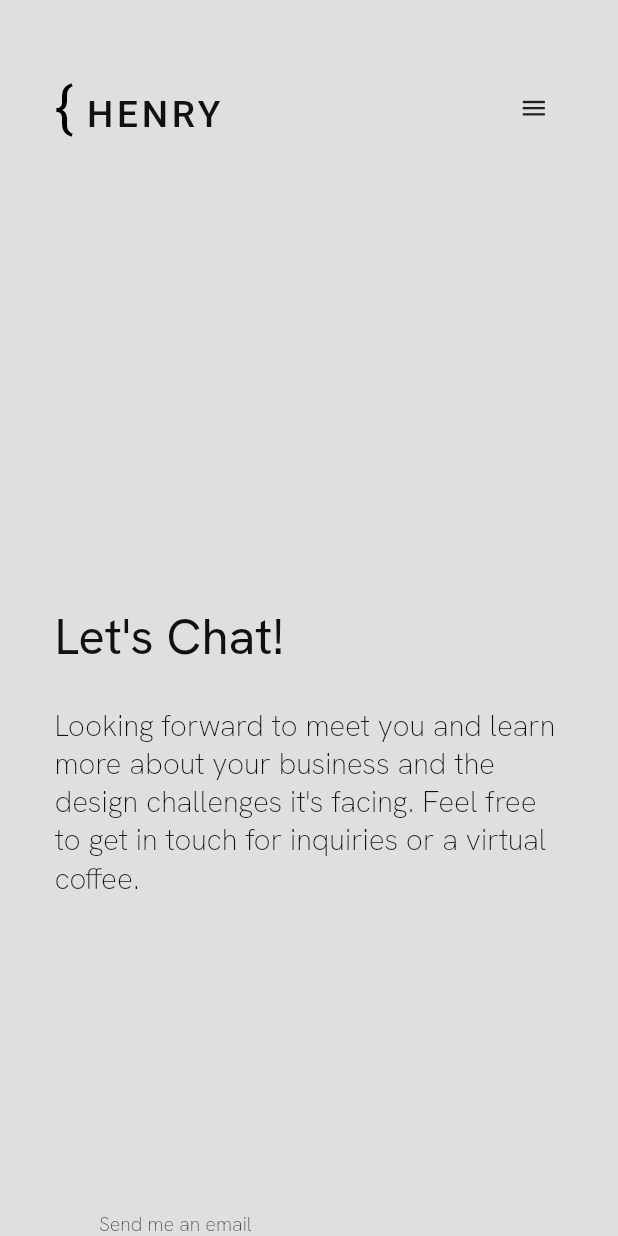
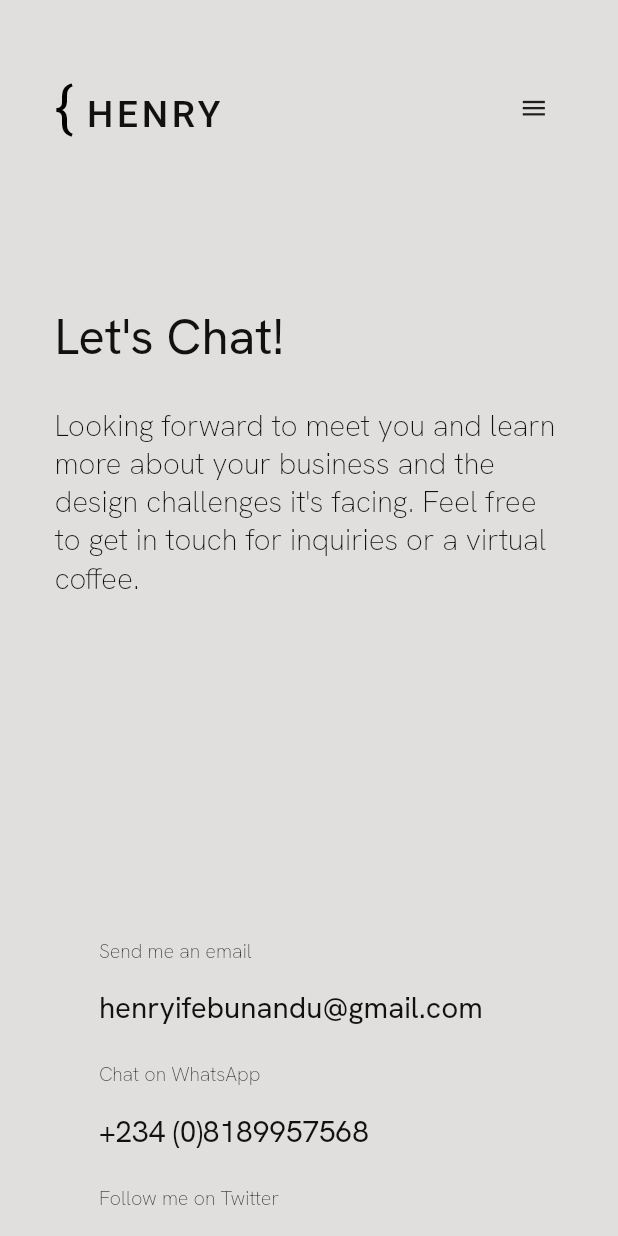
Before and after one commit to maykhid/henry_flutter_portfolio, a Flutter app: the screen it shows after launch, after a tap on the "menu" icon, after a tap on "Contact", on a phone screen of 412 x 824 dp. Run offline on Flutter 3.47's test engine with Material 2 defaults, Android fonts, the phone set to English and light mode, and no system bars; our stand-ins replace google_fonts, responsive_framework.

Commit message:
fixes: fine tune ui some more

```diff
--- a/lib/main.dart
+++ b/lib/main.dart
@@ -22,8 +22,8 @@ class MyApp extends StatelessWidget {
       builder: (context, child) => ResponsiveBreakpoints.builder(
         child: child!,
         breakpoints: [
-          const Breakpoint(start: 0, end: 500, name: MOBILE),
-          const Breakpoint(start: 501, end: 800, name: TABLET),
+          const Breakpoint(start: 0, end: 450, name: MOBILE),
+          const Breakpoint(start: 451, end: 800, name: TABLET),
           const Breakpoint(start: 801, end: 1920, name: DESKTOP),
           const Breakpoint(start: 1921, end: double.infinity, name: '4K'),
         ],
--- a/lib/pages/contact/ui/contact_page.dart
+++ b/lib/pages/contact/ui/contact_page.dart
@@ -1,4 +1,5 @@
 import 'package:flutter/material.dart';
+import 'package:responsive_framework/responsive_breakpoints.dart';
 
 import '../../../components/components.dart';
 
@@ -9,6 +10,11 @@ class ContactPage extends StatelessWidget {
 
   @override
   Widget build(BuildContext context) {
+    final responsiveBreakPoint = ResponsiveBreakpoints.of(context);
+
+    final isLargerThanTab = responsiveBreakPoint.largerThan(TABLET);
+    final isLargerThanMobile = responsiveBreakPoint.largerThan(MOBILE);
+
     return Scaffold(
       backgroundColor: backgroundPrimary,
       body: SingleChildScrollView(
@@ -22,8 +28,8 @@ class ContactPage extends StatelessWidget {
 
             const CustomMenuBar(),
 
-            const VerticalSpace(
-              size: 300,
+            VerticalSpace(
+              size: isLargerThanMobile ? 300 : 100,
             ),
 
             UiScaler(
@@ -33,7 +39,8 @@ class ContactPage extends StatelessWidget {
                 runSpacing: 50,
                 children: [
                   Padding(
-                    padding: const EdgeInsets.symmetric(horizontal: 0),
+                    padding: EdgeInsets.symmetric(
+                        horizontal: isLargerThanMobile ? 100 : 0),
                     child: SizedBox(
                       width: 720,
                       child: Column(
@@ -75,7 +82,7 @@ class ContactPage extends StatelessWidget {
               child: Padding(
                 padding: const EdgeInsets.only(left: 80),
                 child: SizedBox(
-                  height: 200,
+                  height: isLargerThanTab ? 200 : 400,
                   child: Column(
                     mainAxisAlignment: MainAxisAlignment.spaceBetween,
                     // crossAxisAlignment: CrossAxisAlignment.stretch,
--- a/lib/pages/home/ui/home_page.dart
+++ b/lib/pages/home/ui/home_page.dart
@@ -63,11 +63,13 @@ class HomePage extends StatelessWidget {
               size: isLessThanTab ? 120 : 350,
             ),
 
-            Padding(
-              padding: const EdgeInsets.symmetric(horizontal: 0),
+            Align(
+              alignment: Alignment.centerLeft,
+              child: Padding(
+                padding: EdgeInsets.only(left: isLessThanTab ? 10 : 100),
                 child: Wrap(
-                spacing: 90,
-                runSpacing: 20,
+                  spacing: 50,
+                  runSpacing: isLessThanTab ? 20 : 40,
                   runAlignment: WrapAlignment.start,
                   children: const [
                     MyAbility(),
@@ -76,13 +78,15 @@ class HomePage extends StatelessWidget {
                   ],
                 ),
               ),
+            ),
 
             VerticalSpace(
               size: isLessThanTab ? 100 : 280,
             ),
 
             Padding(
-              padding: EdgeInsets.symmetric(horizontal: isLessThanTab ? 0 : 100.0),
+              padding:
+                  EdgeInsets.symmetric(horizontal: isLessThanTab ? 0 : 100.0),
               child: Wrap(
                 crossAxisAlignment: WrapCrossAlignment.center,
                 spacing: 40,
@@ -102,7 +106,8 @@ class HomePage extends StatelessWidget {
             ),
 
             Padding(
-              padding: EdgeInsets.symmetric(horizontal: isLessThanTab ? 0 : 100.0),
+              padding:
+                  EdgeInsets.symmetric(horizontal: isLessThanTab ? 0 : 100.0),
               child: Wrap(
                 crossAxisAlignment: WrapCrossAlignment.center,
                 spacing: 40,
@@ -216,10 +221,13 @@ class MyAbility extends StatelessWidget {
 
   @override
   Widget build(BuildContext context) {
-    return UiScaler(
-      alignment: Alignment.center,
+    final responsiveBreakPoint = ResponsiveBreakpoints.of(context);
+    final isLessThanTab = responsiveBreakPoint.smallerThan(TABLET);
+
+    return Padding(
+      padding: EdgeInsets.only(left: isLessThanTab ? 30.0 : 0),
       child: SizedBox(
-        width: 350,
+        width: 330,
         // height: 200,
         // color: Colors.black,
         child: Column(
--- a/pubspec.yaml
+++ b/pubspec.yaml
@@ -39,6 +39,7 @@ dependencies:
   # Use with the CupertinoIcons class for iOS style icons.
   cupertino_icons: ^1.0.2
   animations: ^2.0.7
+  flutter_svg: ^2.0.5
 
 dev_dependencies:
   flutter_test:
```
Also changed, not shown: pubspec.lock. Lines whose indentation alone changed are shown as unchanged.
